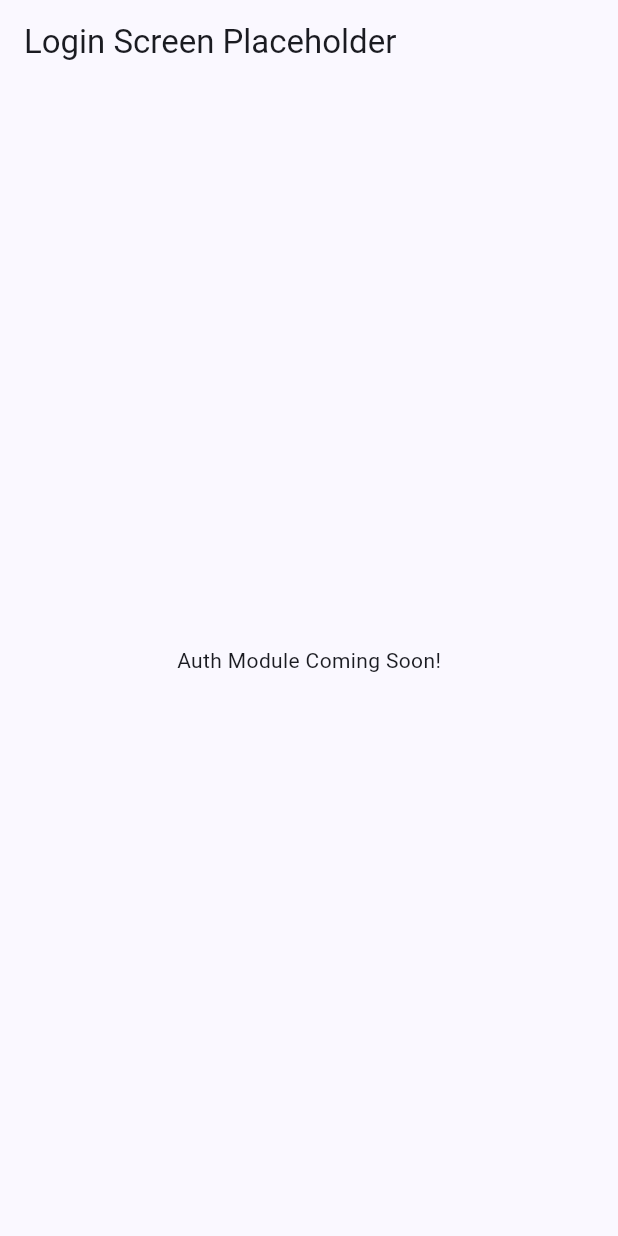
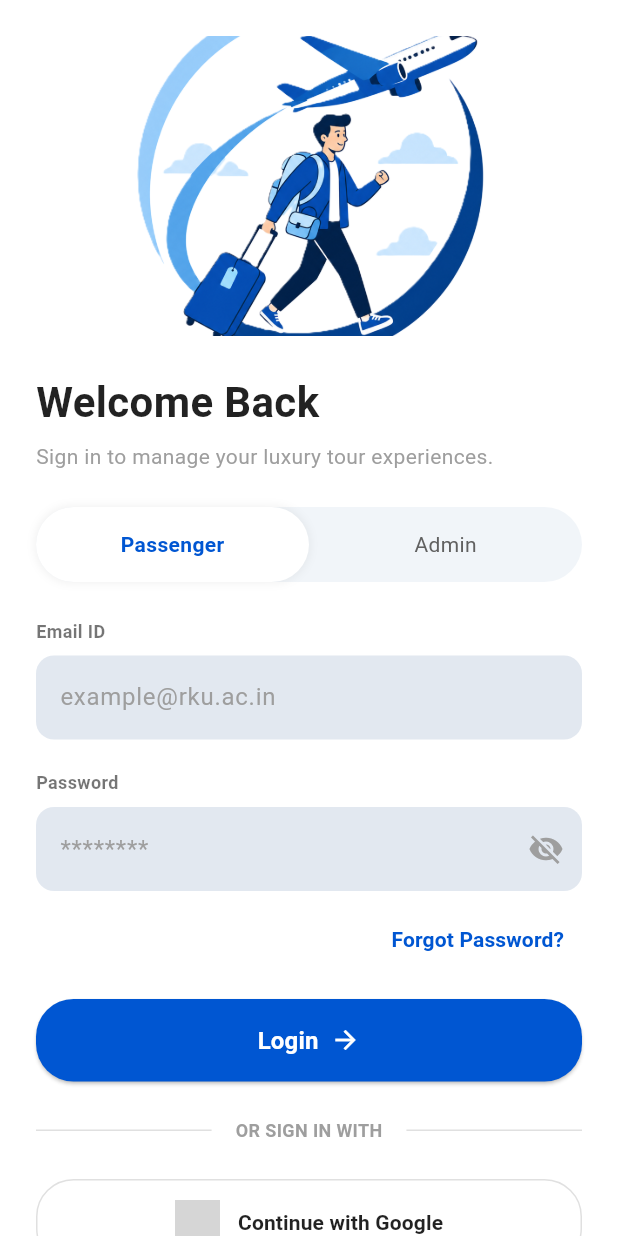
Before and after one commit to KRISHNA-SHINGALA/naviGo_with_flutter, a Flutter app: the screen it shows after launch, on a phone screen of 412 x 824 dp. Run offline on Flutter 3.47's test engine with Material 3 defaults, Android fonts, the phone set to English and light mode, and no system bars; grey boxes are pictures that could not be loaded.

Commit message:
commit with login page

```diff
--- /dev/null
+++ b/navigo_tour_management_system/lib/core/auth/login_screen.dart
@@ -0,0 +1,388 @@
+import 'package:flutter/material.dart';
+
+class LoginScreen extends StatefulWidget {
+  const LoginScreen({super.key});
+
+  @override
+  State<LoginScreen> createState() => _LoginScreenState();
+}
+
+class _LoginScreenState extends State<LoginScreen> {
+  // State variables
+  bool isPassengerMode = true; // True for Passenger, False for Admin
+  bool _isPasswordVisible = false;
+
+  // Controllers
+  final TextEditingController _emailController = TextEditingController();
+  final TextEditingController _passwordController = TextEditingController();
+  final _formKey = GlobalKey<FormState>();
+
+  // Colors based on your Figma design
+  final Color primaryBlue = const Color(0xFF0056D2);
+  final Color lightBlueFill = const Color(0xFFE2E8F0); // For textfields
+  final Color greyBackground = const Color(0xFFF1F5F9); // For toggle bar
+
+  @override
+  void dispose() {
+    _emailController.dispose();
+    _passwordController.dispose();
+    super.dispose();
+  }
+
+  void _login() {
+    if (_formKey.currentState?.validate() == true) {
+      // Role check based on toggle switch
+      if (isPassengerMode) {
+        print("Logging in as Passenger");
+        // Navigator.pushReplacement(...) for Passenger Dashboard
+      } else {
+        print("Logging in as Admin");
+        // Navigator.pushReplacement(...) for Admin Dashboard
+      }
+    }
+  }
+
+  @override
+  Widget build(BuildContext context) {
+    return Scaffold(
+      backgroundColor: Colors.white,
+      body: SafeArea(
+        child: SingleChildScrollView(
+          padding: const EdgeInsets.all(24),
+          child: Form(
+            key: _formKey,
+            child: Column(
+              crossAxisAlignment: CrossAxisAlignment.start, // Align to left
+              children: [
+                // 1. Top Illustration Image
+                ClipRRect(
+                  borderRadius: BorderRadius.circular(16),
+                  child: Image.asset(
+                    'assets/images/navigo_login_logo.png',
+                    height: 200,
+                    width: double.infinity,
+                    fit: BoxFit.cover,
+                    // Error builder just in case image is missing during development
+                    errorBuilder: (context, error, stackTrace) => Container(
+                      height: 200,
+                      color: lightBlueFill,
+                      alignment: Alignment.center,
+                      child: const Text('Add navigo_login_logo.png in assets'),
+                    ),
+                  ),
+                ),
+                const SizedBox(height: 24),
+
+                // 2. Welcome Texts
+                const Text(
+                  "Welcome Back",
+                  style: TextStyle(
+                    fontSize: 28,
+                    fontWeight: FontWeight.bold,
+                    color: Colors.black87,
+                  ),
+                ),
+                const SizedBox(height: 6),
+                const Text(
+                  "Sign in to manage your luxury tour experiences.",
+                  style: TextStyle(fontSize: 14, color: Colors.grey),
+                ),
+                const SizedBox(height: 24),
+
+                // 3. Passenger / Admin Custom Toggle Bar
+                Container(
+                  height: 50,
+                  decoration: BoxDecoration(
+                    color: greyBackground,
+                    borderRadius: BorderRadius.circular(25),
+                  ),
+                  child: Row(
+                    children: [
+                      // Passenger Tab
+                      Expanded(
+                        child: GestureDetector(
+                          onTap: () => setState(() => isPassengerMode = true),
+                          child: Container(
+                            alignment: Alignment.center,
+                            decoration: BoxDecoration(
+                              color: isPassengerMode
+                                  ? Colors.white
+                                  : Colors.transparent,
+                              borderRadius: BorderRadius.circular(25),
+                              boxShadow: isPassengerMode
+                                  ? [
+                                      BoxShadow(
+                                        color: Colors.black.withOpacity(0.05),
+                                        blurRadius: 4,
+                                        spreadRadius: 1,
+                                      ),
+                                    ]
+                                  : [],
+                            ),
+                            child: Text(
+                              "Passenger",
+                              style: TextStyle(
+                                color: isPassengerMode
+                                    ? primaryBlue
+                                    : Colors.grey.shade700,
+                                fontWeight: isPassengerMode
+                                    ? FontWeight.bold
+                                    : FontWeight.normal,
+                              ),
+                            ),
+                          ),
+                        ),
+                      ),
+                      // Admin Tab
+                      Expanded(
+                        child: GestureDetector(
+                          onTap: () => setState(() => isPassengerMode = false),
+                          child: Container(
+                            alignment: Alignment.center,
+                            decoration: BoxDecoration(
+                              color: !isPassengerMode
+                                  ? Colors.white
+                                  : Colors.transparent,
+                              borderRadius: BorderRadius.circular(25),
+                              boxShadow: !isPassengerMode
+                                  ? [
+                                      BoxShadow(
+                                        color: Colors.black.withOpacity(0.05),
+                                        blurRadius: 4,
+                                        spreadRadius: 1,
+                                      ),
+                                    ]
+                                  : [],
+                            ),
+                            child: Text(
+                              "Admin",
+                              style: TextStyle(
+                                color: !isPassengerMode
+                                    ? primaryBlue
+                                    : Colors.grey.shade700,
+                                fontWeight: !isPassengerMode
+                                    ? FontWeight.bold
+                                    : FontWeight.normal,
+                              ),
+                            ),
+                          ),
+                        ),
+                      ),
+                    ],
+                  ),
+                ),
+                const SizedBox(height: 24),
+
+                // 4. Email Label & Field
+                const Text(
+                  "Email ID",
+                  style: TextStyle(
+                    fontSize: 12,
+                    fontWeight: FontWeight.bold,
+                    color: Colors.black54,
+                  ),
+                ),
+                const SizedBox(height: 8),
+                TextFormField(
+                  controller: _emailController,
+                  keyboardType: TextInputType.emailAddress,
+                  decoration: InputDecoration(
+                    hintText: "example@rku.ac.in",
+                    hintStyle: const TextStyle(color: Colors.grey),
+                    filled: true,
+                    fillColor: lightBlueFill,
+                    border: OutlineInputBorder(
+                      borderRadius: BorderRadius.circular(12),
+                      borderSide:
+                          BorderSide.none, // Removes the border completely
+                    ),
+                  ),
+                  validator: (value) =>
+                      value!.isEmpty ? "Email cannot be blank" : null,
+                ),
+                const SizedBox(height: 20),
+
+                // 5. Password Label & Field
+                const Text(
+                  "Password",
+                  style: TextStyle(
+                    fontSize: 12,
+                    fontWeight: FontWeight.bold,
+                    color: Colors.black54,
+                  ),
+                ),
+                const SizedBox(height: 8),
+                TextFormField(
+                  controller: _passwordController,
+                  obscureText: !_isPasswordVisible,
+                  decoration: InputDecoration(
+                    hintText: "********",
+                    hintStyle: const TextStyle(color: Colors.grey),
+                    filled: true,
+                    fillColor: lightBlueFill,
+                    border: OutlineInputBorder(
+                      borderRadius: BorderRadius.circular(12),
+                      borderSide: BorderSide.none,
+                    ),
+                    suffixIcon: IconButton(
+                      icon: Icon(
+                        _isPasswordVisible
+                            ? Icons.visibility
+                            : Icons.visibility_off,
+                        color: Colors.grey,
+                      ),
+                      onPressed: () => setState(
+                        () => _isPasswordVisible = !_isPasswordVisible,
+                      ),
+                    ),
+                  ),
+                  validator: (value) =>
+                      value!.isEmpty ? "Password is required" : null,
+                ),
+                const SizedBox(height: 8),
+
+                // 6. Forgot Password
+                Align(
+                  alignment: Alignment.centerRight,
+                  child: TextButton(
+                    onPressed: () {},
+                    child: Text(
+                      "Forgot Password?",
+                      style: TextStyle(
+                        color: primaryBlue,
+                        fontWeight: FontWeight.bold,
+                      ),
+                    ),
+                  ),
+                ),
+                const SizedBox(height: 16),
+
+                // 7. Login Button
+                SizedBox(
+                  width: double.infinity, // Full width button
+                  child: ElevatedButton(
+                    onPressed: _login,
+                    style: ElevatedButton.styleFrom(
+                      backgroundColor: primaryBlue,
+                      padding: const EdgeInsets.symmetric(vertical: 16),
+                      shape: RoundedRectangleBorder(
+                        borderRadius: BorderRadius.circular(
+                          25,
+                        ), // Very rounded like in image
+                      ),
+                    ),
+                    child: const Row(
+                      mainAxisAlignment: MainAxisAlignment.center,
+                      children: [
+                        Text(
+                          "Login",
+                          style: TextStyle(
+                            fontSize: 16,
+                            color: Colors.white,
+                            fontWeight: FontWeight.bold,
+                          ),
+                        ),
+                        SizedBox(width: 8),
+                        Icon(
+                          Icons.arrow_forward,
+                          color: Colors.white,
+                          size: 20,
+                        ),
+                      ],
+                    ),
+                  ),
+                ),
+                const SizedBox(height: 24),
+
+                // 8. OR Divider
+                Row(
+                  children: [
+                    Expanded(
+                      child: Divider(color: Colors.grey.shade300, thickness: 1),
+                    ),
+                    Padding(
+                      padding: const EdgeInsets.symmetric(horizontal: 16),
+                      child: Text(
+                        "OR SIGN IN WITH",
+                        style: TextStyle(
+                          fontSize: 12,
+                          color: Colors.grey.shade500,
+                          fontWeight: FontWeight.bold,
+                        ),
+                      ),
+                    ),
+                    Expanded(
+                      child: Divider(color: Colors.grey.shade300, thickness: 1),
+                    ),
+                  ],
+                ),
+                const SizedBox(height: 24),
+
+                // 9. Google Button
+                SizedBox(
+                  width: double.infinity,
+                  child: OutlinedButton(
+                    onPressed: () {},
+                    style: OutlinedButton.styleFrom(
+                      padding: const EdgeInsets.symmetric(vertical: 14),
+                      side: BorderSide(color: Colors.grey.shade300),
+                      shape: RoundedRectangleBorder(
+                        borderRadius: BorderRadius.circular(25),
+                      ),
+                    ),
+                    child: Row(
+                      mainAxisAlignment: MainAxisAlignment.center,
+                      children: [
+                        // Replace with your Google Logo asset later
+                        Image.asset(
+                          'assets/images/google_logo.png',
+                          height: 24,
+                          errorBuilder: (context, error, stackTrace) =>
+                              const Icon(
+                                Icons.g_mobiledata,
+                                color: Colors.black,
+                                size: 30,
+                              ),
+                        ),
+                        const SizedBox(width: 12),
+                        const Text(
+                          "Continue with Google",
+                          style: TextStyle(
+                            color: Colors.black87,
+                            fontWeight: FontWeight.w600,
+                          ),
+                        ),
+                      ],
+                    ),
+                  ),
+                ),
+                const SizedBox(height: 24),
+
+                // 10. Sign Up Text
+                Row(
+                  mainAxisAlignment: MainAxisAlignment.center,
+                  children: [
+                    const Text(
+                      "Don't have an account?",
+                      style: TextStyle(color: Colors.black54),
+                    ),
+                    TextButton(
+                      onPressed: () {},
+                      child: Text(
+                        "Sign Up",
+                        style: TextStyle(
+                          color: primaryBlue,
+                          fontWeight: FontWeight.bold,
+                        ),
+                      ),
+                    ),
+                  ],
+                ),
+              ],
+            ),
+          ),
+        ),
+      ),
+    );
+  }
+}
--- a/navigo_tour_management_system/lib/core/common/splash_screen.dart
+++ b/navigo_tour_management_system/lib/core/common/splash_screen.dart
@@ -1,5 +1,7 @@
 import 'dart:async';
 import 'package:flutter/material.dart';
+
+import '../auth/login_screen.dart';
 
 class SplashScreen extends StatefulWidget {
   const SplashScreen({super.key});
@@ -12,9 +14,11 @@ class _SplashScreenState extends State<SplashScreen> {
   @override
   void initState() {
     super.initState();
+
     Timer(const Duration(seconds: 3), () {
+
       Navigator.of(context).pushReplacement(
-        MaterialPageRoute(builder: (context) => const DummyLoginScreen()),
+        MaterialPageRoute(builder: (context) => const LoginScreen()),
       );
     });
   }
@@ -51,15 +55,3 @@ class _SplashScreenState extends State<SplashScreen> {
     );
   }
 }
-
-class DummyLoginScreen extends StatelessWidget {
-  const DummyLoginScreen({super.key});
-
-  @override
-  Widget build(BuildContext context) {
-    return Scaffold(
-      appBar: AppBar(title: const Text('Login Screen Placeholder')),
-      body: const Center(child: Text('Auth Module Coming Soon!')),
-    );
-  }
-}
```
Also changed, not shown: navigo_tour_management_system/assets/icons/google_logo.png (added), navigo_tour_management_system/assets/images/navigo_login_logo.png (added).
